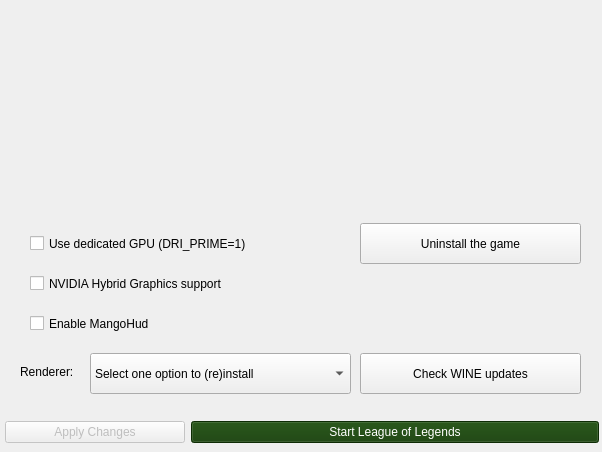
First picture: the form in python_src/ui/installer.ui, repository polkaulfield/lol-for-linux-installer, before the edit.
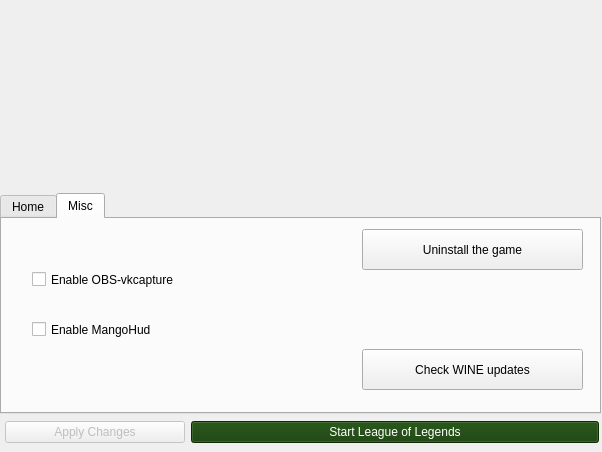
Second picture: the form after the edit. The open tabs and pages were chosen to show the change. Icons and pictures are not drawn.

Commit message: implement obs-gamecapture

```diff
--- a/python_src/ui/installer.ui
+++ b/python_src/ui/installer.ui
@@ -811,32 +811,22 @@
                 </item>
                </layout>
               </widget>
-              <widget class="QCheckBox" name="Usenvidiahybrid">
-               <property name="enabled">
-                <bool>true</bool>
-               </property>
+              <widget class="QTabWidget" name="tabWidget">
                <property name="geometry">
                 <rect>
-                 <x>30</x>
-                 <y>70</y>
-                 <width>321</width>
-                 <height>41</height>
+                 <x>0</x>
+                 <y>0</y>
+                 <width>601</width>
+                 <height>221</height>
                 </rect>
                </property>
                <property name="layoutDirection">
                 <enum>Qt::LeftToRight</enum>
                </property>
-               <property name="autoFillBackground">
-                <bool>false</bool>
-               </property>
-               <property name="text">
-                <string>NVIDIA Hybrid Graphics support</string>
-               </property>
-               <property name="icon">
-                <iconset theme="video-display">
-                 <normaloff>.</normaloff>.</iconset>
-               </property>
-              </widget>
+               <widget class="QWidget" name="tab">
+                <attribute name="title">
+                 <string>Home</string>
+                </attribute>
               <widget class="QCheckBox" name="Usedriprime">
                <property name="enabled">
                 <bool>true</bool>
@@ -844,7 +834,7 @@
                <property name="geometry">
                 <rect>
                  <x>30</x>
-                 <y>30</y>
+                   <y>40</y>
                  <width>321</width>
                  <height>41</height>
                 </rect>
@@ -869,8 +859,8 @@
                </property>
                <property name="geometry">
                 <rect>
-                 <x>90</x>
-                 <y>160</y>
+                   <x>320</x>
+                   <y>130</y>
                  <width>261</width>
                  <height>41</height>
                 </rect>
@@ -894,8 +884,8 @@
               <widget class="QLabel" name="labelrenderer">
                <property name="geometry">
                 <rect>
-                 <x>20</x>
-                 <y>170</y>
+                   <x>250</x>
+                   <y>140</y>
                  <width>61</width>
                  <height>18</height>
                 </rect>
@@ -904,14 +894,14 @@
                 <string>Renderer:</string>
                </property>
               </widget>
-              <widget class="QCheckBox" name="Usemangohud">
+                <widget class="QCheckBox" name="Usenvidiahybrid">
                <property name="enabled">
                 <bool>true</bool>
                </property>
                <property name="geometry">
                 <rect>
                  <x>30</x>
-                 <y>110</y>
+                   <y>90</y>
                  <width>321</width>
                  <height>41</height>
                 </rect>
@@ -923,7 +913,41 @@
                 <bool>false</bool>
                </property>
                <property name="text">
-                <string>Enable MangoHud</string>
+                  <string>NVIDIA Hybrid Graphics support</string>
+                 </property>
+                 <property name="icon">
+                  <iconset theme="video-display">
+                   <normaloff>.</normaloff>.</iconset>
+                 </property>
+                </widget>
+               </widget>
+               <widget class="QWidget" name="tab_2">
+                <attribute name="title">
+                 <string>Misc</string>
+                </attribute>
+                <widget class="QCheckBox" name="obsvkcapturecheck">
+                 <property name="enabled">
+                  <bool>true</bool>
+                 </property>
+                 <property name="geometry">
+                  <rect>
+                   <x>30</x>
+                   <y>40</y>
+                   <width>321</width>
+                   <height>41</height>
+                  </rect>
+                 </property>
+                 <property name="toolTip">
+                  <string>&lt;html&gt;&lt;head/&gt;&lt;body&gt;&lt;p&gt;Enable support for OBS Studio gamecapture.&lt;/p&gt;&lt;/body&gt;&lt;/html&gt;</string>
+                 </property>
+                 <property name="layoutDirection">
+                  <enum>Qt::LeftToRight</enum>
+                 </property>
+                 <property name="autoFillBackground">
+                  <bool>false</bool>
+                 </property>
+                 <property name="text">
+                  <string>Enable OBS-vkcapture</string>
                </property>
                <property name="icon">
                 <iconset theme="video-display">
@@ -934,7 +958,7 @@
                <property name="geometry">
                 <rect>
                  <x>360</x>
-                 <y>30</y>
+                   <y>10</y>
                  <width>221</width>
                  <height>41</height>
                 </rect>
@@ -953,11 +977,40 @@
                 <bool>false</bool>
                </property>
               </widget>
+                <widget class="QCheckBox" name="Usemangohud">
+                 <property name="enabled">
+                  <bool>true</bool>
+                 </property>
+                 <property name="geometry">
+                  <rect>
+                   <x>30</x>
+                   <y>90</y>
+                   <width>321</width>
+                   <height>41</height>
+                  </rect>
+                 </property>
+                 <property name="toolTip">
+                  <string>&lt;html&gt;&lt;head/&gt;&lt;body&gt;&lt;p&gt;This shows performance stats.&lt;/p&gt;&lt;p&gt;You need MangoHud installed.&lt;/p&gt;&lt;/body&gt;&lt;/html&gt;</string>
+                 </property>
+                 <property name="layoutDirection">
+                  <enum>Qt::LeftToRight</enum>
+                 </property>
+                 <property name="autoFillBackground">
+                  <bool>false</bool>
+                 </property>
+                 <property name="text">
+                  <string>Enable MangoHud</string>
+                 </property>
+                 <property name="icon">
+                  <iconset theme="video-display">
+                   <normaloff>.</normaloff>.</iconset>
+                 </property>
+                </widget>
               <widget class="QPushButton" name="checkWineupdates">
                <property name="geometry">
                 <rect>
                  <x>360</x>
-                 <y>160</y>
+                   <y>130</y>
                  <width>221</width>
                  <height>41</height>
                 </rect>
@@ -969,6 +1022,8 @@
                 <iconset theme="view-refresh">
                  <normaloff>.</normaloff>.</iconset>
                </property>
+                </widget>
+               </widget>
               </widget>
              </widget>
              <widget class="QWidget" name="region">
```
Left out of the diff: 12 changed lines with no effect on the pictures. Lines whose indentation alone changed are shown as unchanged. The commit also changes 1 other file.
